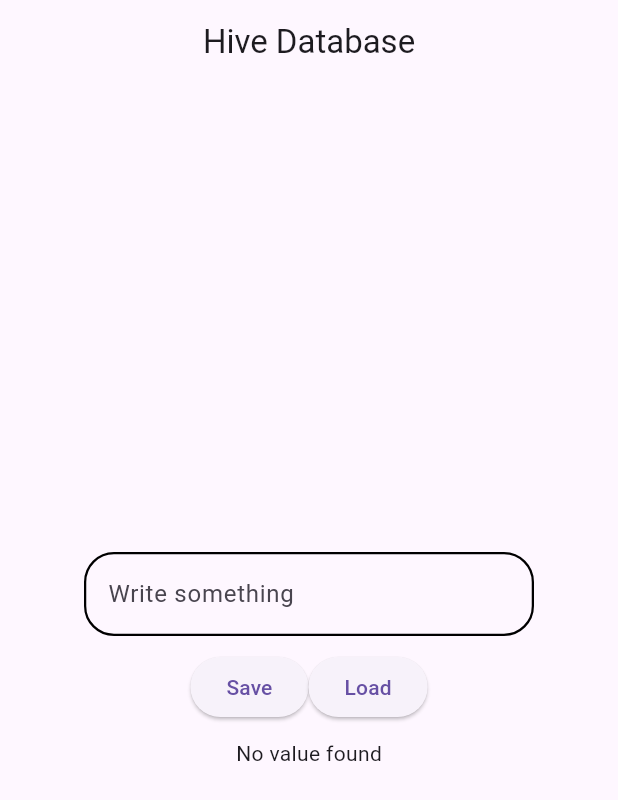
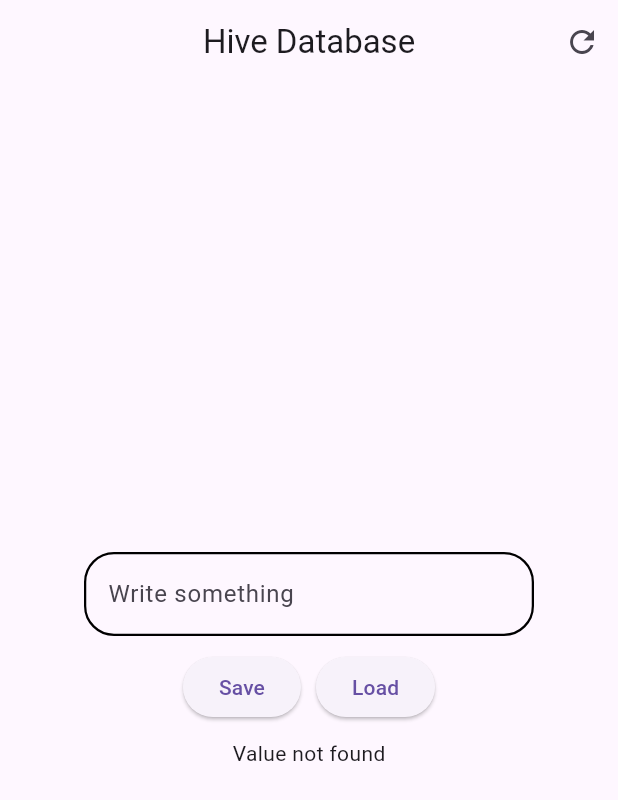
Before and after one commit to Shamiq7/Charts_Flutter_App, a Flutter app: the screen it shows after launch, after a tap on "Load", on a phone screen of 412 x 824 dp. Shown: the top 800 px of the screen. Run offline on Flutter 3.47's test engine with Material 3 defaults, Android fonts, the phone set to English and light mode, and no system bars; our stand-ins replace hive, hive_flutter, shared_preferences, syncfusion_flutter_charts; accounts and stored records are empty.

Commit message:
Hive model save done

```diff
--- a/lib/hivedb.dart
+++ b/lib/hivedb.dart
@@ -1,4 +1,5 @@
 import 'package:flutter/material.dart';
+import 'package:graphs_app_flutter/model.dart';
 import 'package:hive/hive.dart';
 // \
 // App Starts
@@ -25,6 +26,7 @@ class Hivedb extends StatefulWidget {
 class _HivedbState extends State<Hivedb> {
   TextEditingController fieldcontroller = TextEditingController();
   String namevalue = '';
+  final Keyvalue = 'Key';
   @override
   void initState() {
     // TODO: implement initState
@@ -35,7 +37,20 @@ class _HivedbState extends State<Hivedb> {
   @override
   Widget build(BuildContext context) {
     return Scaffold(
-      appBar: AppBar(title: Text('Hive Database'), centerTitle: true),
+      appBar: AppBar(
+        title: Text('Hive Database'),
+        centerTitle: true,
+        actions: [
+          IconButton(
+            onPressed: () {
+              var box = Hive.box(Keyvalue);
+              box.clear();
+              setState(() {});
+            },
+            icon: Icon(Icons.refresh),
+          ),
+        ],
+      ),
       body: Column(
         mainAxisAlignment: MainAxisAlignment.center,
         children: [
@@ -70,22 +85,44 @@ class _HivedbState extends State<Hivedb> {
             children: [
               ElevatedButton(
                 onPressed: () {
-                  var item = fieldcontroller.text.toString();
-                  var box = Hive.box('Key');
+                  Data item = Data(
+                    age: 21,
+                    name: fieldcontroller.text,
+                    surname: 'max',
+                  );
+
+                  // var box = Hive.box(Keyvalue);
+                  Box<Data> box = Hive.box<Data>(Keyvalue);
                   box.put('keyname', item);
+                  ScaffoldMessenger.of(context).showSnackBar(
+                    SnackBar(
+                      duration: Duration(seconds: 2),
+                      content: Text('Item Saved'),
+                    ),
+                  );
+                  setState(() {});
                 },
                 child: Text('Save'),
               ),
+              SizedBox(width: 10),
               ElevatedButton(
                 onPressed: () {
-                  var boxes = Hive.box('Key');
-                  var name = boxes.get(
-                    'keyname',
-                    defaultValue: 'No value found',
-                  );
-                  setState(() {
-                    namevalue = name;
-                  });
+                  // var boxes = Hive.box(Keyvalue);
+                  Box<Data> boxes = Hive.box<Data>(Keyvalue);
+                  // var name = boxes.get(
+                  //   'keyname',
+                  //   defaultValue: 'No value found',
+                  // );
+                  Data? person = boxes.get('keyname');
+                  if (person != null) {
+                    setState(() {
+                      namevalue =
+                          '${person.name} ${person.surname} ${person.age} ';
+                    });
+                  } else {
+                    namevalue = 'Value not found';
+                    setState(() {});
+                  }
                 },
                 child: Text('Load'),
               ),
--- a/lib/main.dart
+++ b/lib/main.dart
@@ -2,12 +2,14 @@ import 'package:flutter/material.dart';
 import 'package:graphs_app_flutter/SF1.dart';
 import 'package:graphs_app_flutter/graph2.dart';
 import 'package:graphs_app_flutter/hivedb.dart';
+import 'package:graphs_app_flutter/model.dart';
 import 'package:hive_flutter/adapters.dart';
 
 void main() async {
   WidgetsFlutterBinding.ensureInitialized(); // this tells flutter "Finish preparing everything before I start using plugins.", so tht before we use hive or any plugin flutter itself is ready
   await Hive.initFlutter();
-  await Hive.openBox('Key');// why do this here?
+  Hive.registerAdapter(DataAdapter());
+  await Hive.openBox<Data>('Key'); // why do this here?
   //   This means:
   // App Starts
   //      │
--- a/lib/model.dart
+++ b/lib/model.dart
@@ -1,4 +1,6 @@
 import 'package:flutter/widgets.dart';
+import 'package:hive_flutter/adapters.dart';
+part 'model.g.dart';
 
 class SalesData {
   final int year;
@@ -13,3 +15,15 @@ class PieData {
   final String xdata;
   PieData({required this.xdata, required this.ydata});
 }
+
+@HiveType(typeId: 0)
+class Data {
+  @HiveField(0)
+  String name;
+  @HiveField(1)
+  int age;
+  @HiveField(2)
+  String surname;
+
+  Data({required this.age, required this.name, required this.surname});
+}
--- a/pubspec.yaml
+++ b/pubspec.yaml
@@ -50,6 +50,8 @@ dependencies:
 dev_dependencies:
   flutter_test:
     sdk: flutter
+  build_runner: ^2.4.13
+  hive_generator: ^2.0.1
 
   # The "flutter_lints" package below contains a set of recommended lints to
   # encourage good coding practices. The lint set provided by the package is
```
Also changed, not shown: lib/model.g.dart (added), pubspec.lock. Lines whose indentation alone changed are shown as unchanged.
